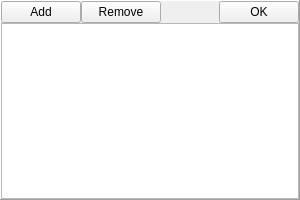
The window that src/widget/compositionselector.ui (zwpwjwtz/MassCalculator) describes before a commit, drawn with Qt 5.
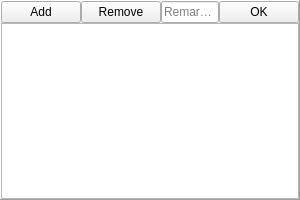
The same window after the commit. Icons and pictures are not drawn.

Patch:
```diff
--- a/src/widget/compositionselector.ui
+++ b/src/widget/compositionselector.ui
@@ -52,17 +52,11 @@
       </widget>
      </item>
      <item>
-      <spacer name="horizontalSpacer">
-       <property name="orientation">
-        <enum>Qt::Horizontal</enum>
+      <widget class="QLineEdit" name="textRemark">
+       <property name="placeholderText">
+        <string>Remarks...</string>
        </property>
-       <property name="sizeHint" stdset="0">
-        <size>
-         <width>40</width>
-         <height>20</height>
-        </size>
-       </property>
-      </spacer>
+      </widget>
      </item>
      <item>
       <widget class="QPushButton" name="buttonOK">
```
Left out of the diff: 3 changed lines with no effect on the pictures.
